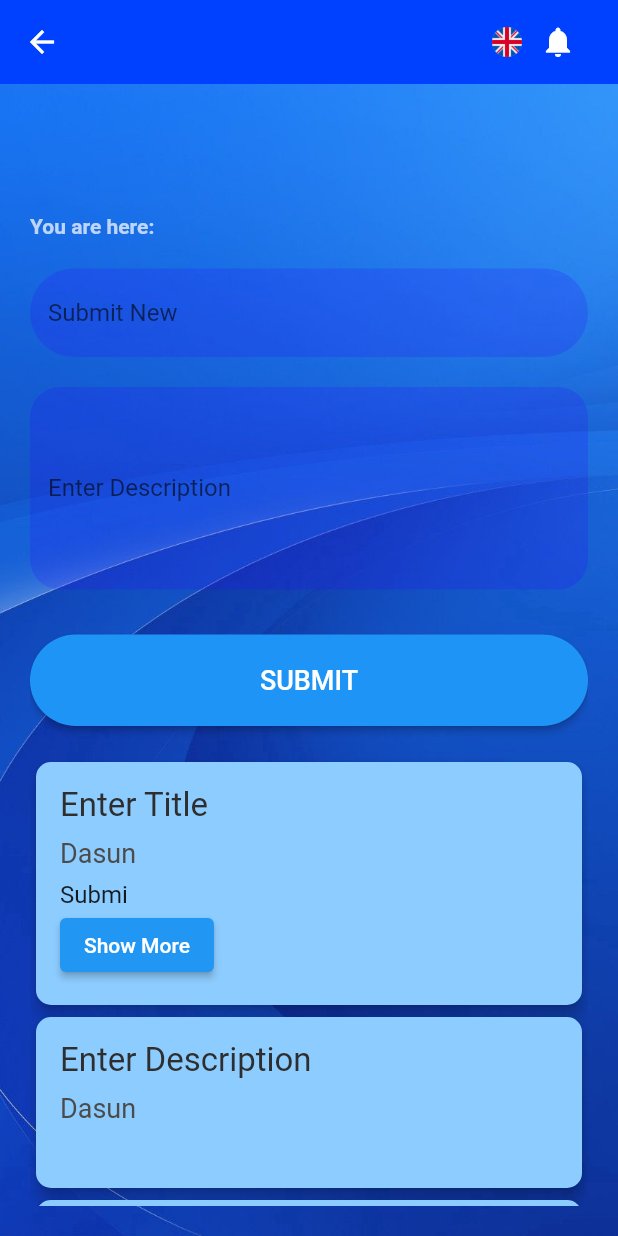
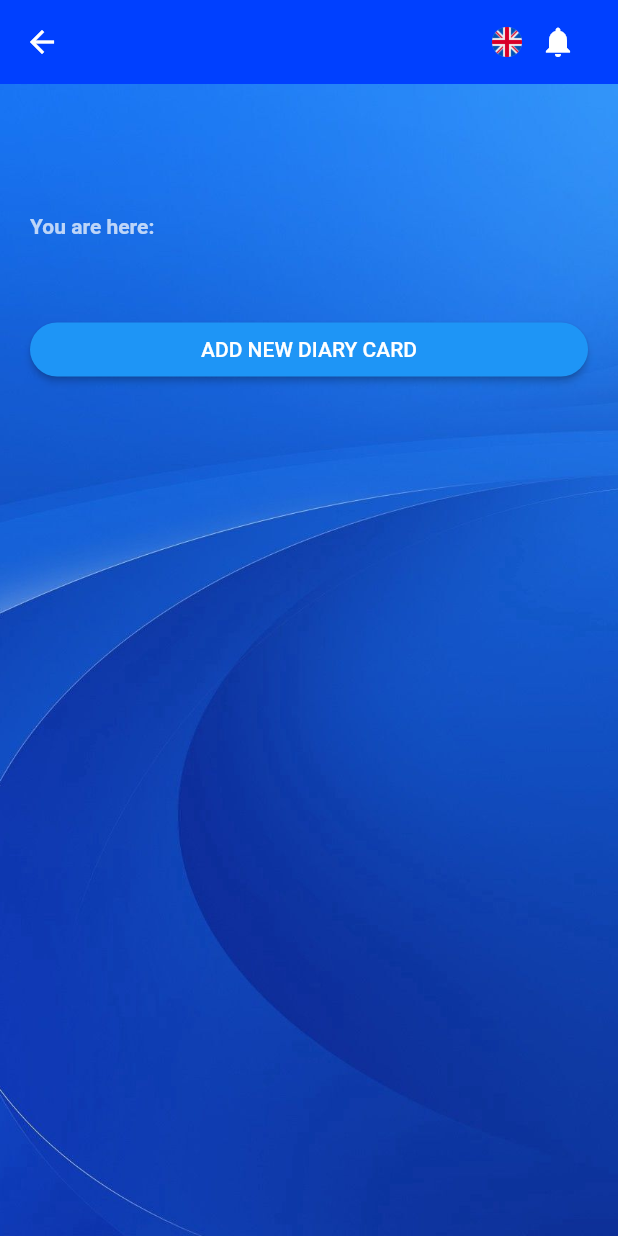
Before and after one commit to fcodelabs/training-app, a Flutter app: the DiaryHomePage screen opened directly with empty values, on a phone screen of 412 x 824 dp. Run offline on Flutter 3.47's test engine with Material 2 defaults, Android fonts, the phone set to English and light mode, and no system bars.

```diff
--- a/lib/ui/diary_home_page/diary_home_page.dart
+++ b/lib/ui/diary_home_page/diary_home_page.dart
@@ -1,10 +1,20 @@
 import 'package:flutter/material.dart';
 import 'package:training_app/ui/widgets/diary_card.dart';
 
-class DiaryHomePage extends StatelessWidget {
+class DiaryHomePage extends StatefulWidget {
   final String name;
 
   const DiaryHomePage({Key? key, required this.name}) : super(key: key);
+
+  @override
+  State<DiaryHomePage> createState() => _DiaryHomePageState();
+}
+
+class _DiaryHomePageState extends State<DiaryHomePage> {
+  TextEditingController titleController = TextEditingController();
+  TextEditingController descriptionController = TextEditingController();
+  List<DiaryCard> diaryCards = [];
+  bool addNewDiary = false;
 
   @override
   Widget build(BuildContext context) {
@@ -24,6 +34,7 @@ class DiaryHomePage extends StatelessWidget {
         ),
       ),
       body: Container(
+        height: double.infinity,
         decoration: const BoxDecoration(
           image: DecorationImage(
             image: AssetImage('assets/images/background.jpeg'),
@@ -36,7 +47,7 @@ class DiaryHomePage extends StatelessWidget {
             crossAxisAlignment: CrossAxisAlignment.start,
             children: [
               Text(
-                name,
+                widget.name,
                 style: const TextStyle(
                   fontSize: 40,
                   fontWeight: FontWeight.bold,
@@ -45,7 +56,7 @@ class DiaryHomePage extends StatelessWidget {
               ),
               const SizedBox(height: 20),
               Text(
-                "You are here: $name",
+                "You are here: ${widget.name}",
                 style: const TextStyle(
                   fontSize: 14,
                   fontWeight: FontWeight.bold,
@@ -53,12 +64,45 @@ class DiaryHomePage extends StatelessWidget {
                 ),
               ),
               const SizedBox(height: 20),
-              const TextField(
-                style: TextStyle(
+              Container(
+                width: double.infinity,
+                margin: const EdgeInsets.only(top: 30),
+                child: ElevatedButton(
+                    onPressed: () {
+                      setState(() {
+                        addNewDiary = !addNewDiary;
+                      });
+                    },
+                    style: ButtonStyle(
+                      backgroundColor: MaterialStateProperty.resolveWith<Color>(
+                            (Set<MaterialState> states) {
+                          if (states.contains(MaterialState.disabled)) {
+                            return const Color.fromARGB(50, 30, 149, 246);
+                          }
+                          return const Color.fromARGB(255, 30, 149, 246);
+                        },
+                      ),
+                      padding: MaterialStateProperty.all(
+                        const EdgeInsets.symmetric(horizontal: 0, vertical: 10),
+                      ),
+                      shape: MaterialStateProperty.all(
+                        RoundedRectangleBorder(
+                          borderRadius: BorderRadius.circular(40),
+                        ),
+                      ),
+                    ),
+                    child: Text(
+                        !addNewDiary ? "ADD NEW DIARY CARD" : "DISCART CARD")),
+              ),
+              const SizedBox(height: 20),
+              if (addNewDiary)
+                TextField(
+                  controller: titleController,
+                  style: const TextStyle(
                     fontSize: 16,
                     color: Color.fromARGB(255, 255, 255, 255),
                   ),
-                decoration: InputDecoration(
+                  decoration: const InputDecoration(
                     hintText: 'Submit New',
                     filled: true,
                     fillColor: Color.fromARGB(47, 43, 0, 255),
@@ -69,14 +113,16 @@ class DiaryHomePage extends StatelessWidget {
                   ),
                 ),
               const SizedBox(height: 20),
-              const TextField(
+              if (addNewDiary)
+                TextField(
+                  controller: descriptionController,
                   maxLines: 5,
-                style: TextStyle(
+                  style: const TextStyle(
                     fontSize: 16,
                     color: Color.fromARGB(255, 255, 255, 255),
                   ),
-                decoration: InputDecoration(
-                  labelText: 'Enter Description',
+                  decoration: const InputDecoration(
+                    hintText: 'Enter Description',
                     enabledBorder: OutlineInputBorder(
                       borderSide: BorderSide.none,
                       borderRadius: BorderRadius.all(Radius.circular(20)),
@@ -85,17 +131,38 @@ class DiaryHomePage extends StatelessWidget {
                     fillColor: Color.fromARGB(47, 43, 0, 255),
                   ),
                 ),
+              if (addNewDiary)
                 Container(
                   width: double.infinity,
                   margin: const EdgeInsets.only(top: 30),
                   child: ElevatedButton(
                     onPressed: () {
-                    Navigator.push(
-                      context,
-                      MaterialPageRoute(
-                        builder: (context) => DiaryHomePage(name: name),
+                      if (titleController.text.isEmpty ||
+                          descriptionController.text.isEmpty) {
+                        showDialog(
+                          context: context,
+                          builder: (BuildContext context) {
+                            return const AlertDialog(
+                              title: Text("My title"),
+                              content: Text("This is my message."),
+                            );
+                          },
+                        );
+                        return;
+                      }
+                      setState(() {
+                        diaryCards.add(
+                          DiaryCard(
+                            username: 'Dasun',
+                            title: titleController.text,
+                            description: descriptionController.text,
                           ),
                         );
+                        titleController.clear();
+                        descriptionController.clear();
+                      });
+                      print(titleController.text);
+                      print(descriptionController.text);
                     },
                     style: ButtonStyle(
                       backgroundColor: MaterialStateProperty.resolveWith<Color>(
@@ -107,7 +174,8 @@ class DiaryHomePage extends StatelessWidget {
                         },
                       ),
                       padding: MaterialStateProperty.all(
-                      const EdgeInsets.symmetric(horizontal: 20, vertical: 20),
+                        const EdgeInsets.symmetric(
+                            horizontal: 20, vertical: 20),
                       ),
                       shape: MaterialStateProperty.all(
                         RoundedRectangleBorder(
@@ -125,52 +193,7 @@ class DiaryHomePage extends StatelessWidget {
                   ),
                 ),
               const SizedBox(height: 20),
-              const DiaryCard(
-                username: 'Dasun',
-                title: 'Enter Title',
-                description: 'Submit New',
-              ),
-              const DiaryCard(
-                username: 'Dasun',
-                title: 'Enter Description',
-                description: '',
-              ),
-              const DiaryCard(
-                username: 'Dasun',
-                title: 'Enter Description',
-                description: '',
-              ),
-              const DiaryCard(
-                username: 'Dasun',
-                title: 'Enter Description',
-                description:
-                    'Enter Description Enter Description Enter Description',
-              ),
-              const DiaryCard(
-                username: 'Dasun',
-                title: 'Enter Description',
-                description: '',
-              ),
-              const DiaryCard(
-                username: 'Dasun',
-                title: 'Enter Description',
-                description: '',
-              ),
-              const DiaryCard(
-                username: 'Dasun',
-                title: 'Enter Description',
-                description: '',
-              ),
-              const DiaryCard(
-                username: 'Dasun',
-                title: 'Enter Description',
-                description: '',
-              ),
-              const DiaryCard(
-                username: 'Dasun',
-                title: 'Enter Description',
-                description: '',
-              ),
+              ...diaryCards,
             ],
           ),
         ),
--- a/lib/ui/sign_in_page/sign_in_page.dart
+++ b/lib/ui/sign_in_page/sign_in_page.dart
@@ -46,10 +46,18 @@ class _SignInPageState extends State<SignInPage> {
         ),
         child: Center(
           child: SingleChildScrollView(
-            child: Container(
+            child: Column(
+              children: [
+                const Text("Dear Diary",
+                    style: TextStyle(
+                      fontSize: 20,
+                      color: Colors.white,
+                    )),
+                Container(
                   padding: const EdgeInsets.all(20),
                   height: MediaQuery.of(context).size.height * 0.50,
-              margin: const EdgeInsets.symmetric(horizontal: 10, vertical: 20),
+                  margin:
+                  const EdgeInsets.symmetric(horizontal: 10, vertical: 20),
                   decoration: BoxDecoration(
                     color: Colors.white,
                     borderRadius: BorderRadius.circular(20),
@@ -141,6 +149,8 @@ class _SignInPageState extends State<SignInPage> {
                     ],
                   ),
                 ),
+              ],
+            ),
           ),
         ),
       ),
--- a/lib/ui/widgets/diary_card.dart
+++ b/lib/ui/widgets/diary_card.dart
@@ -24,8 +24,8 @@ class _DiaryCardState extends State<DiaryCard> {
     String descriptionText = showMore
         ? widget.description
         : widget.description.length > 5
-            ? widget.description.substring(0, 5)
-            : widget.description;
+        ? "${widget.description.substring(0, 5)}..."
+        : widget.description;
     bool showMoreOption = widget.description.length > 5;
 
     return SizedBox(
```
Lines whose indentation alone changed are shown as unchanged.
